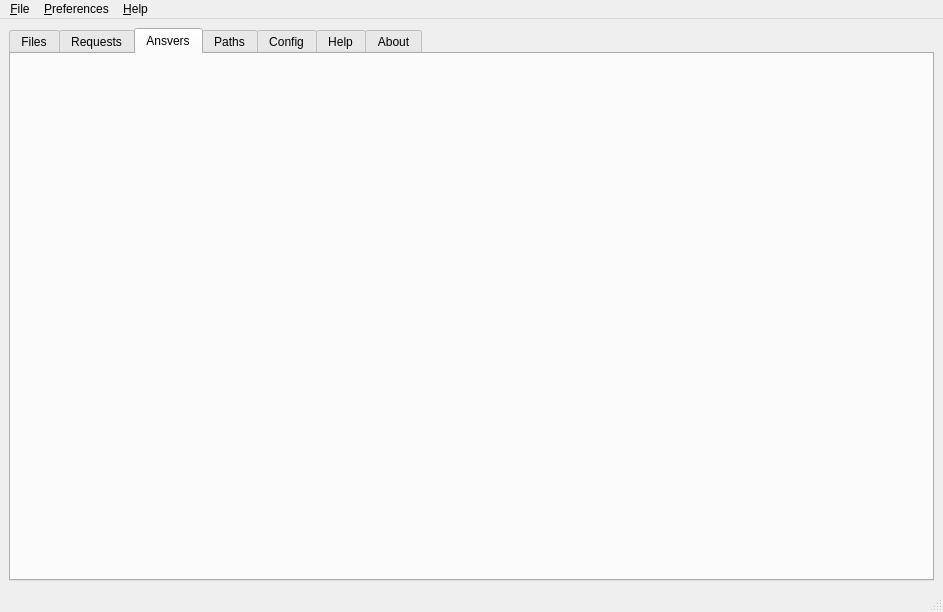
Before: the Qt Designer form SearchEngineGUI/mainwindow.ui in kapsimus/Search_engine, drawn with Qt 5.
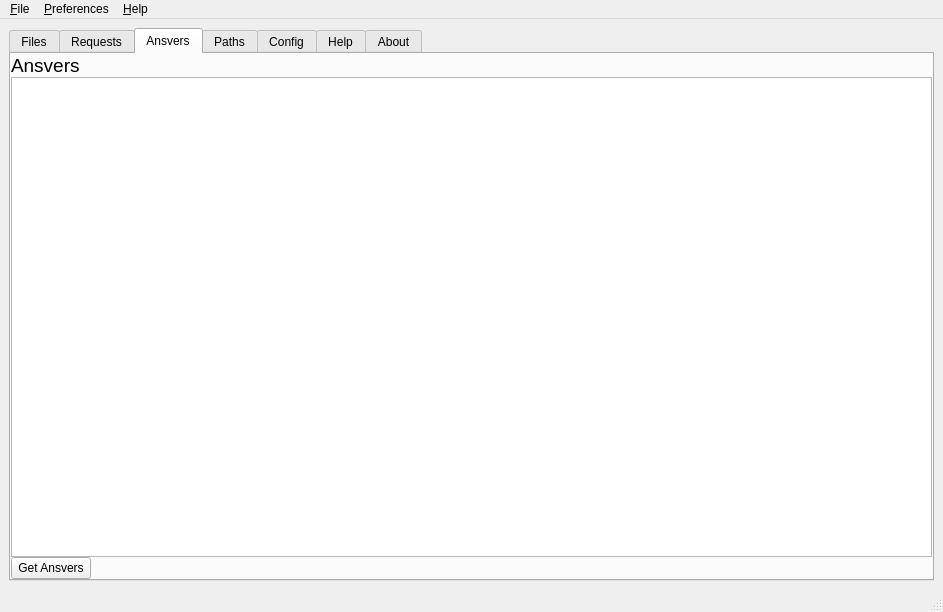
After: the same form once the commit is applied. The open tabs and pages were chosen to show the change.

Commit message: начата работа с ansvers

Patch:
```diff
--- a/SearchEngineGUI/mainwindow.ui
+++ b/SearchEngineGUI/mainwindow.ui
@@ -260,6 +260,66 @@
        <attribute name="title">
         <string>Ansvers</string>
        </attribute>
+       <layout class="QGridLayout" name="gridLayout_9">
+        <property name="leftMargin">
+         <number>0</number>
+        </property>
+        <property name="topMargin">
+         <number>0</number>
+        </property>
+        <property name="rightMargin">
+         <number>0</number>
+        </property>
+        <property name="bottomMargin">
+         <number>0</number>
+        </property>
+        <property name="spacing">
+         <number>0</number>
+        </property>
+        <item row="0" column="0">
+         <layout class="QVBoxLayout" name="verticalLayout_2">
+          <item>
+           <widget class="QLabel" name="label_16">
+            <property name="font">
+             <font>
+              <pointsize>14</pointsize>
+             </font>
+            </property>
+            <property name="text">
+             <string>Ansvers</string>
+            </property>
+           </widget>
+          </item>
+          <item>
+           <widget class="QTableView" name="tvAnsvers"/>
+          </item>
+          <item>
+           <layout class="QHBoxLayout" name="horizontalLayout_3">
+            <item>
+             <widget class="QPushButton" name="pbGetAnsvers">
+              <property name="text">
+               <string>Get Ansvers</string>
+              </property>
+             </widget>
+            </item>
+            <item>
+             <spacer name="horizontalSpacer_5">
+              <property name="orientation">
+               <enum>Qt::Horizontal</enum>
+              </property>
+              <property name="sizeHint" stdset="0">
+               <size>
+                <width>40</width>
+                <height>20</height>
+               </size>
+              </property>
+             </spacer>
+            </item>
+           </layout>
+          </item>
+         </layout>
+        </item>
+       </layout>
       </widget>
       <widget class="QWidget" name="tabPaths">
        <attribute name="title">
```
Left out of the diff: 82 changed lines with no effect on the pictures. The commit also changes 2 other files.
